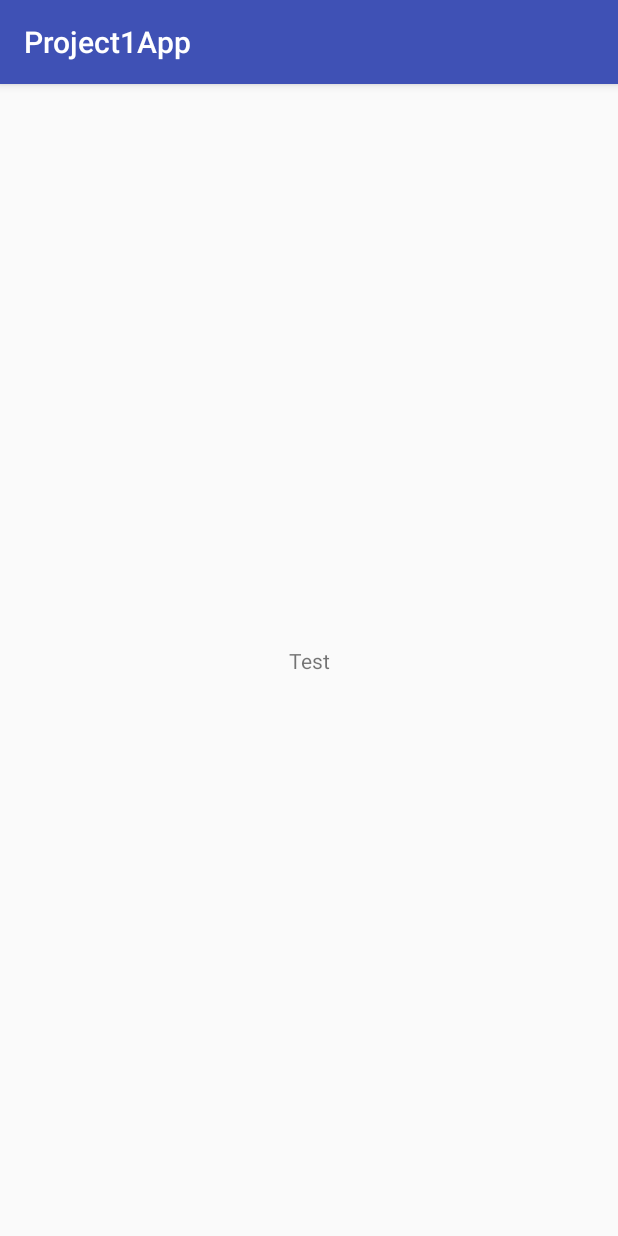
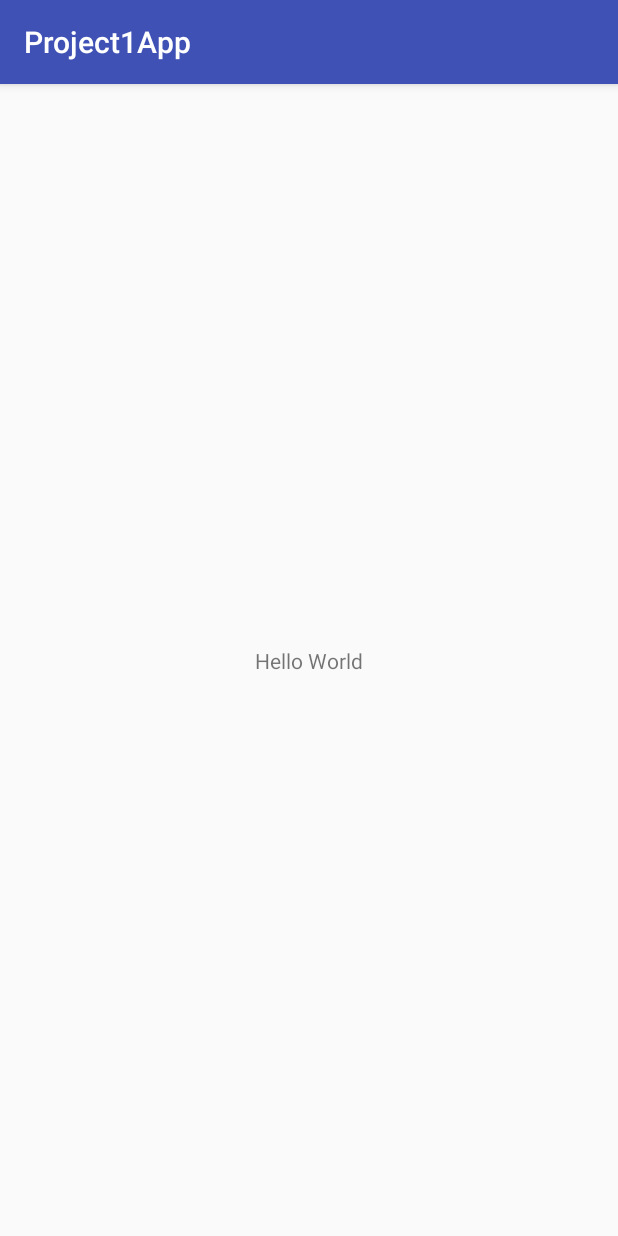
Before and after one commit to IsraelF6/project1, an Android app: the screen it shows after launch (MainActivity), on a phone screen of 412 x 824 dp. Run offline under Robolectric (Android 15) with nearby library versions, the phone set to English and light mode, and no system bars.

Commit message:
One more test commit

```diff
--- a/app/src/main/res/layout/activity_main.xml
+++ b/app/src/main/res/layout/activity_main.xml
@@ -9,7 +9,7 @@
     <TextView
         android:layout_width="wrap_content"
         android:layout_height="wrap_content"
-        android:text="Test"
+        android:text="Hello World"
         app:layout_constraintBottom_toBottomOf="parent"
         app:layout_constraintLeft_toLeftOf="parent"
         app:layout_constraintRight_toRightOf="parent"
```
